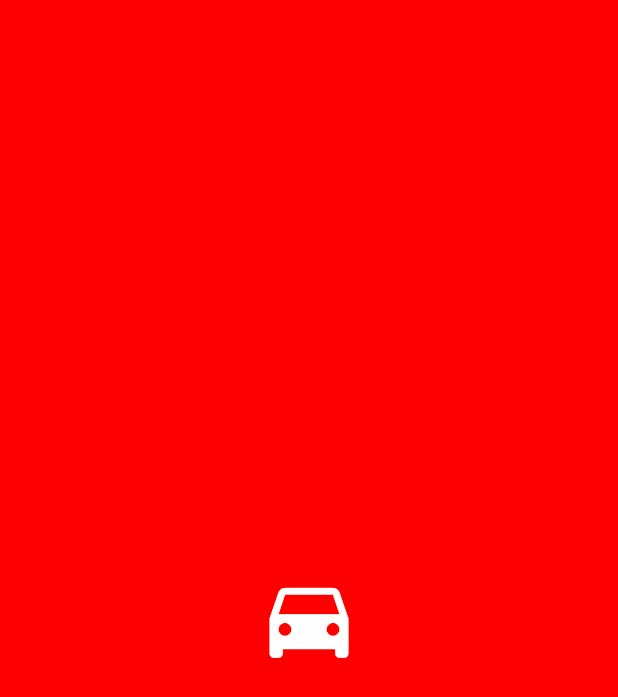
After one commit to Yahya7AV/taosil, a Flutter app: the SplashView screen opened by its route, on a phone screen of 412 x 824 dp. The commit adds this screen. Shown: the top 697 px of the screen. Run offline on Flutter 3.47's test engine with Material 2 defaults, Android fonts, the phone set to English and light mode, and no system bars; drawn by our look-alikes of animated_splash_screen; our stand-ins replace firebase_auth, firebase_core, hexcolor; accounts and stored records are empty; network calls fail.

Commit message:
added splash screen

```diff
--- a/taosil_app/lib/constants/routes.dart
+++ b/taosil_app/lib/constants/routes.dart
@@ -7,3 +7,4 @@ const forgotPasswordRoute = '/forgot-password/';
 const welcomeRoute = '/welcome/';
 const driverRegisterRoute = '/driver-register';
 const clientRegisterRoute = '/client-register';
+const splashRoute = '/splash';
--- a/taosil_app/lib/main.dart
+++ b/taosil_app/lib/main.dart
@@ -6,6 +6,7 @@ import 'package:taosil_app/views/login_view.dart';
 import 'package:taosil_app/views/register/client_register_view.dart';
 import 'package:taosil_app/views/register/driver_register_view.dart';
 import 'package:taosil_app/views/register_view.dart';
+import 'package:taosil_app/views/splash_view.dart';
 import 'package:taosil_app/views/verify_email_view.dart';
 import 'package:taosil_app/views/welcome_view.dart';
 
@@ -25,7 +26,8 @@ void main(List<String> args) {
         forgotPasswordRoute: (context) => const ForgotPasswordView(),
         welcomeRoute: (context) => const WelcomeView(),
         driverRegisterRoute: (context) => const DriverRegisterView(),
-        clientRegisterRoute: (context) => const ClientRegisterView()
+        clientRegisterRoute: (context) => const ClientRegisterView(),
+        splashRoute: (context) => const SplashView()
       }));
 }
 
@@ -42,7 +44,7 @@ class HomePage extends StatelessWidget {
             final user = AuthService.firebase().currentUser;
             if (user != null) {
               if (user.isEmailVerified) {
-                return const WelcomeView();
+                return const SplashView();
               } else {
                 return const VerifyEmailView();
               }
--- /dev/null
+++ b/taosil_app/lib/views/splash_view.dart
@@ -0,0 +1,28 @@
+import 'package:animated_splash_screen/animated_splash_screen.dart';
+import 'package:flutter/material.dart';
+import 'package:taosil_app/utilities/colors/global_color.dart';
+import 'package:taosil_app/views/welcome_view.dart';
+
+class SplashView extends StatefulWidget {
+  const SplashView({super.key});
+
+  @override
+  State<SplashView> createState() => _SplashViewState();
+}
+
+class _SplashViewState extends State<SplashView> {
+  @override
+  Widget build(BuildContext context) {
+    return AnimatedSplashScreen(
+      splash: const Icon(
+        Icons.directions_car,
+        color: Colors.white,
+        size: 70,
+      ),
+      backgroundColor: GlobalColor.mainColor,
+      splashTransition: SplashTransition.slideTransition,
+      nextScreen: const WelcomeView(),
+      duration: 2000,
+    );
+  }
+}
--- a/taosil_app/pubspec.yaml
+++ b/taosil_app/pubspec.yaml
@@ -42,6 +42,7 @@ dependencies:
   smooth_page_indicator: ^1.0.0+2
   get: ^4.6.5
   hexcolor: ^3.0.1
+  animated_splash_screen: ^1.3.0
 
 dev_dependencies:
   flutter_test:
```
Also changed, not shown: taosil_app/pubspec.lock.
